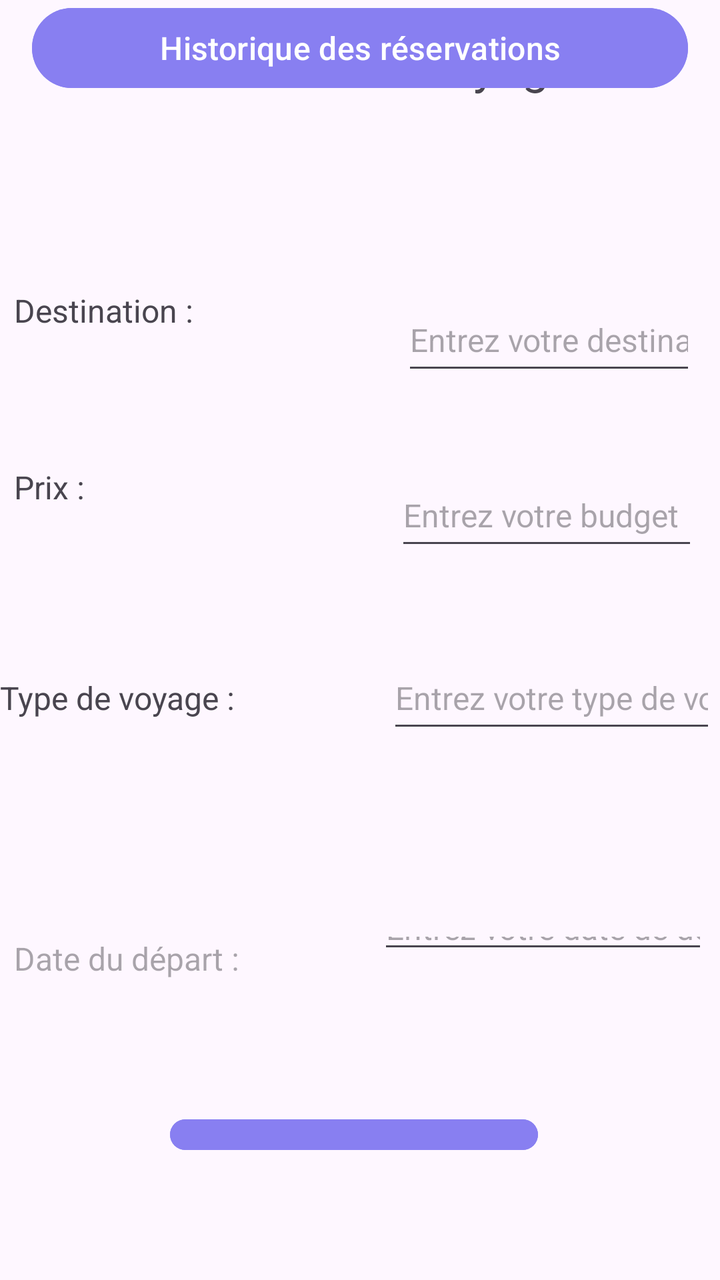
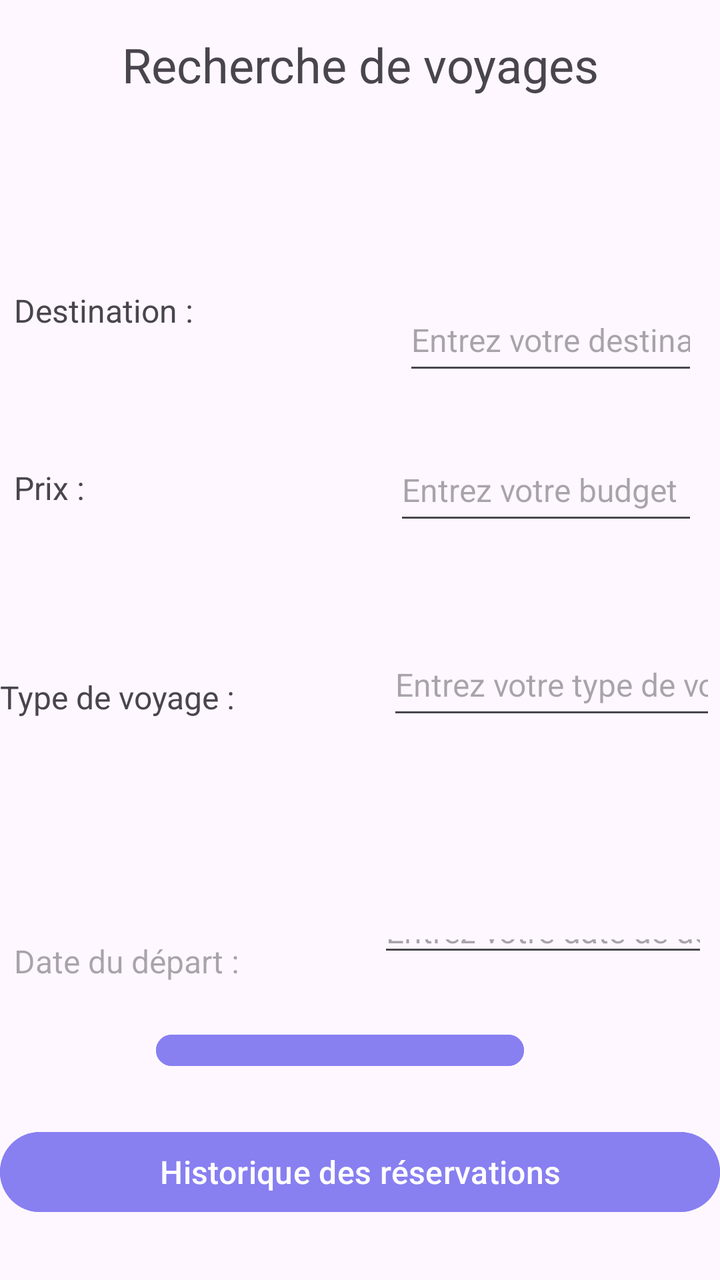

Two renders of the same Android screen: before a commit and after it. Below are the layout's source before the change and the commit's diff.
<!-- AndroidManifest.xml: application theme Theme.ProjetSession -->
<!-- res/layout/activity_accueil.xml -->
<?xml version="1.0" encoding="utf-8"?>
<androidx.constraintlayout.widget.ConstraintLayout xmlns:android="http://schemas.android.com/apk/res/android"
    xmlns:app="http://schemas.android.com/apk/res-auto"
    xmlns:tools="http://schemas.android.com/tools"
    android:id="@+id/main"
    android:layout_width="match_parent"
    android:layout_height="match_parent"
    android:orientation="vertical"
    tools:context="com.caurele.projetsession.vue.AccueilActivity">

    <TextView
        android:id="@+id/id_titreAccueil"
        android:layout_width="0dp"
        android:layout_height="wrap_content"

        android:layout_marginTop="16dp"
        android:layout_marginBottom="96dp"
        android:text="@string/rechercheVoy"
        android:textAlignment="center"
        android:textSize="24sp"
        app:layout_constraintBottom_toTopOf="@+id/id_destText"
        app:layout_constraintEnd_toEndOf="parent"
        app:layout_constraintStart_toStartOf="parent"
        app:layout_constraintTop_toTopOf="parent" />

    <TextView
        android:id="@+id/id_destText"
        android:layout_width="0dp"
        android:layout_height="0dp"
        android:layout_marginStart="7dp"
        android:layout_marginEnd="47dp"
        android:layout_marginBottom="65dp"
        android:text="@string/destination"
        android:textSize="16sp"
        app:layout_constraintBottom_toTopOf="@+id/id_prixText"
        app:layout_constraintEnd_toStartOf="@+id/id_entreDest"
        app:layout_constraintStart_toStartOf="parent"
        app:layout_constraintTop_toBottomOf="@+id/id_titreAccueil" />

    <TextView
        android:id="@+id/id_prixText"
        android:layout_width="0dp"
        android:layout_height="0dp"
        android:layout_marginStart="7dp"
        android:layout_marginEnd="39dp"
        android:layout_marginBottom="82dp"
        android:text="@string/prix"
        android:textSize="16sp"
        app:layout_constraintBottom_toTopOf="@+id/id_typeText"
        app:layout_constraintEnd_toStartOf="@+id/id_entrePrix"
        app:layout_constraintStart_toStartOf="parent"
        app:layout_constraintTop_toBottomOf="@+id/id_destText" />

    <TextView
        android:id="@+id/id_typeText"
        android:layout_width="0dp"
        android:layout_height="0dp"
        android:layout_marginEnd="29dp"
        android:layout_marginBottom="97dp"
        android:text="@string/typeVoy"
        android:textSize="16sp"
        app:layout_constraintBottom_toTopOf="@+id/id_entreDate"
        app:layout_constraintEnd_toStartOf="@+id/id_entreType"
        app:layout_constraintStart_toStartOf="parent"
        app:layout_constraintTop_toBottomOf="@+id/id_prixText" />

    <TextView
        android:id="@+id/id_dateText"
        android:layout_width="0dp"
        android:layout_height="39dp"
        android:layout_marginStart="7dp"
        android:layout_marginEnd="17dp"
        android:hint="@string/dateDep"
        android:textSize="16sp"
        app:layout_constraintBaseline_toBaselineOf="@+id/id_entreDate"
        app:layout_constraintEnd_toStartOf="@+id/id_entreDate"
        app:layout_constraintStart_toStartOf="parent" />

    <EditText
        android:id="@+id/id_entreDest"
        android:layout_width="0dp"
        android:layout_height="48dp"
        android:layout_marginEnd="12dp"
        android:ems="10"
        android:hint="@string/entreDest"
        android:inputType="text"
        android:textSize="16sp"
        app:layout_constraintEnd_toEndOf="parent"
        app:layout_constraintStart_toEndOf="@+id/id_destText"
        app:layout_constraintTop_toTopOf="@+id/id_destText" />

    <EditText
        android:id="@+id/id_entrePrix"
        android:layout_width="0dp"
        android:layout_height="48dp"
        android:layout_marginTop="67dp"
        android:layout_marginEnd="11dp"
        android:layout_marginBottom="71dp"
        android:ems="10"
        android:hint="@string/entrePrix"
        android:inputType="text"
        android:textSize="16sp"
        app:layout_constraintBottom_toTopOf="@+id/id_entreType"
        app:layout_constraintEnd_toEndOf="parent"
        app:layout_constraintStart_toEndOf="@+id/id_prixText"
        app:layout_constraintTop_toBottomOf="@+id/id_entreDest" />

    <EditText
        android:id="@+id/id_entreType"
        android:layout_width="0dp"
        android:layout_height="48dp"
        android:layout_marginEnd="2dp"
        android:ems="10"
        android:hint="@string/entreType"
        android:inputType="text"
        android:textSize="16sp"
        app:layout_constraintBaseline_toBaselineOf="@+id/id_typeText"
        app:layout_constraintEnd_toEndOf="parent"
        app:layout_constraintStart_toEndOf="@+id/id_typeText" />

    <EditText
        android:id="@+id/id_entreDate"
        android:layout_width="0dp"
        android:layout_height="0dp"
        android:layout_marginEnd="6dp"
        android:layout_marginBottom="74dp"
        android:ems="10"
        android:hint="@string/entreDate"
        android:inputType="text"
        android:textSize="16sp"
        app:layout_constraintBottom_toTopOf="@+id/id_rechercher"
        app:layout_constraintEnd_toEndOf="parent"
        app:layout_constraintStart_toEndOf="@+id/id_dateText"
        app:layout_constraintTop_toBottomOf="@+id/id_typeText" />

    <Button
        android:id="@+id/id_rechercher"
        android:layout_width="184dp"
        android:layout_height="0dp"
        android:layout_marginEnd="91dp"
        android:layout_marginBottom="61dp"
        android:backgroundTint="#887FF1"
        android:textColor="#000000"
        android:text="@string/rechercher"
        app:layout_constraintBottom_toBottomOf="parent"
        app:layout_constraintEnd_toEndOf="parent"
        app:layout_constraintTop_toBottomOf="@+id/id_entreDate"
        tools:ignore="TouchTargetSizeCheck" />



    <Button
        android:id="@+id/btnHistorique"
        android:layout_width="match_parent"
        android:layout_height="wrap_content"
        android:backgroundTint="#887FF1"
        android:text="Historique des réservations"
        android:layout_margin="16dp"
        android:textSize="16sp"/>

</androidx.constraintlayout.widget.ConstraintLayout>
<!-- resources referenced by this layout -->
<resources>
  <string name="dateDep">Date du départ : </string>
  <string name="destination">Destination : </string>
  <string name="entreDate">Entrez votre date de départ</string>
  <string name="entreDest">Entrez votre destination</string>
  <string name="entrePrix">Entrez votre budget</string>
  <string name="entreType">Entrez votre type de voyage</string>
  <string name="prix">Prix : </string>
  <string name="rechercheVoy">Recherche de voyages</string>
  <string name="rechercher">Rechercher</string>
  <string name="typeVoy">Type de voyage : </string>
  <style name="Theme.ProjetSession" parent="Base.Theme.ProjetSession" />
  <style name="Base.Theme.ProjetSession" parent="Theme.Material3.DayNight.NoActionBar">
          
          
      </style>
</resources>

<!-- the commit's change to res/layout/activity_accueil.xml (unified diff, before → after) -->
@@ -42,8 +42,8 @@
         android:layout_width="0dp"
         android:layout_height="0dp"
         android:layout_marginStart="7dp"
-        android:layout_marginEnd="39dp"
-        android:layout_marginBottom="82dp"
+        android:layout_marginEnd="38dp"
+        android:layout_marginBottom="81dp"
         android:text="@string/prix"
         android:textSize="16sp"
         app:layout_constraintBottom_toTopOf="@+id/id_typeText"
@@ -56,7 +56,7 @@
         android:layout_width="0dp"
         android:layout_height="0dp"
         android:layout_marginEnd="29dp"
-        android:layout_marginBottom="97dp"
+        android:layout_marginBottom="98dp"
         android:text="@string/typeVoy"
         android:textSize="16sp"
         app:layout_constraintBottom_toTopOf="@+id/id_entreDate"
@@ -80,7 +80,7 @@
         android:id="@+id/id_entreDest"
         android:layout_width="0dp"
         android:layout_height="48dp"
-        android:layout_marginEnd="12dp"
+        android:layout_marginEnd="11dp"
         android:ems="10"
         android:hint="@string/entreDest"
         android:inputType="text"
@@ -93,9 +93,9 @@
         android:id="@+id/id_entrePrix"
         android:layout_width="0dp"
         android:layout_height="48dp"
-        android:layout_marginTop="67dp"
+        android:layout_marginTop="65dp"
         android:layout_marginEnd="11dp"
-        android:layout_marginBottom="71dp"
+        android:layout_marginBottom="63dp"
         android:ems="10"
         android:hint="@string/entrePrix"
         android:inputType="text"
@@ -103,27 +103,30 @@
         app:layout_constraintBottom_toTopOf="@+id/id_entreType"
         app:layout_constraintEnd_toEndOf="parent"
         app:layout_constraintStart_toEndOf="@+id/id_prixText"
-        app:layout_constraintTop_toBottomOf="@+id/id_entreDest" />
+        app:layout_constraintTop_toBottomOf="@+id/id_destText" />
 
     <EditText
         android:id="@+id/id_entreType"
         android:layout_width="0dp"
         android:layout_height="48dp"
+        android:layout_marginTop="218dp"
         android:layout_marginEnd="2dp"
+        android:layout_marginBottom="218dp"
         android:ems="10"
         android:hint="@string/entreType"
         android:inputType="text"
         android:textSize="16sp"
-        app:layout_constraintBaseline_toBaselineOf="@+id/id_typeText"
+        app:layout_constraintBottom_toBottomOf="@+id/id_rechercher"
         app:layout_constraintEnd_toEndOf="parent"
-        app:layout_constraintStart_toEndOf="@+id/id_typeText" />
+        app:layout_constraintStart_toEndOf="@+id/id_typeText"
+        app:layout_constraintTop_toTopOf="@+id/id_entreDest" />
 
     <EditText
         android:id="@+id/id_entreDate"
         android:layout_width="0dp"
         android:layout_height="0dp"
         android:layout_marginEnd="6dp"
-        android:layout_marginBottom="74dp"
+        android:layout_marginBottom="30dp"
         android:ems="10"
         android:hint="@string/entreDate"
         android:inputType="text"
@@ -133,29 +136,32 @@
         app:layout_constraintStart_toEndOf="@+id/id_dateText"
         app:layout_constraintTop_toBottomOf="@+id/id_typeText" />
 
+
     <Button
         android:id="@+id/id_rechercher"
         android:layout_width="184dp"
         android:layout_height="0dp"
-        android:layout_marginEnd="91dp"
-        android:layout_marginBottom="61dp"
+        android:layout_marginEnd="92dp"
+        android:layout_marginBottom="25dp"
         android:backgroundTint="#887FF1"
+        android:text="@string/rechercher"
         android:textColor="#000000"
-        android:text="@string/rechercher"
-        app:layout_constraintBottom_toBottomOf="parent"
-        app:layout_constraintEnd_toEndOf="parent"
+        app:layout_constraintBottom_toTopOf="@+id/btnHistorique"
+        app:layout_constraintEnd_toEndOf="@+id/id_entreDate"
         app:layout_constraintTop_toBottomOf="@+id/id_entreDate"
         tools:ignore="TouchTargetSizeCheck" />
 
-
-
     <Button
         android:id="@+id/btnHistorique"
-        android:layout_width="match_parent"
+        android:layout_width="0dp"
         android:layout_height="wrap_content"
+        android:layout_marginBottom="30dp"
         android:backgroundTint="#887FF1"
         android:text="Historique des réservations"
-        android:layout_margin="16dp"
-        android:textSize="16sp"/>
+        android:textSize="16sp"
+        app:layout_constraintBottom_toBottomOf="parent"
+        app:layout_constraintEnd_toEndOf="parent"
+        app:layout_constraintStart_toStartOf="parent"
+        app:layout_constraintTop_toBottomOf="@+id/id_rechercher" />
 
 </androidx.constraintlayout.widget.ConstraintLayout>
